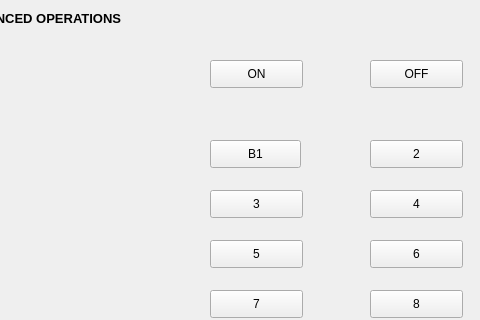
Before: the Qt Designer form NewGUI.ui in Patra2020/Image-Processing-GUI, drawn with Qt 5; both pictures show x 320 to 800 and y 0 to 320 of the 800 by 444 pixel window.
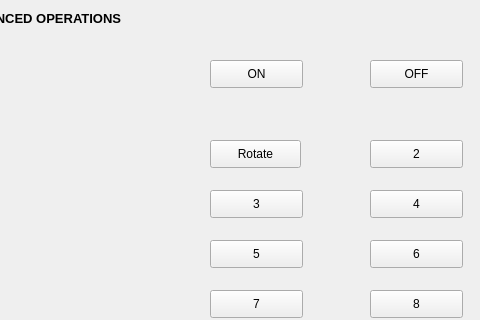
After: the same form once the commit is applied.

Commit message: Image displayed in Adv GUI

Patch:
```diff
--- a/NewGUI.ui
+++ b/NewGUI.ui
@@ -96,7 +96,7 @@
      </rect>
     </property>
     <property name="text">
-     <string>B1</string>
+     <string>Rotate</string>
     </property>
    </widget>
    <widget class="QPushButton" name="pushButton_6">
```
Left out of the diff: 4 changed lines with no effect on the pictures. The commit also changes 7 other files.
